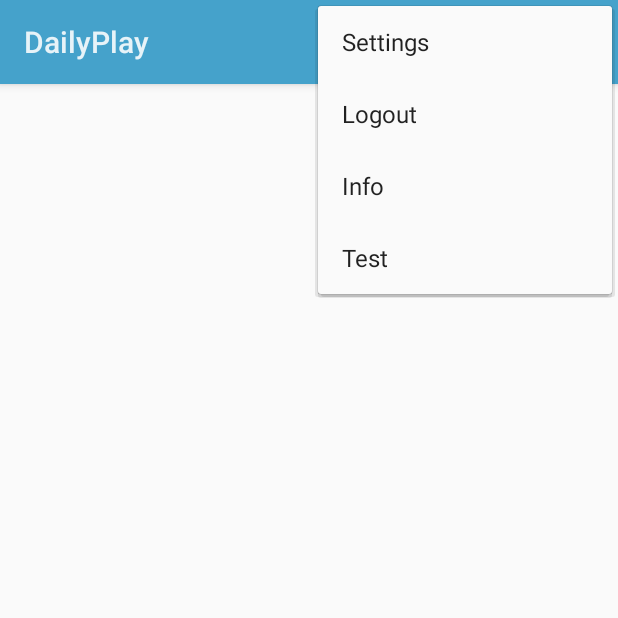
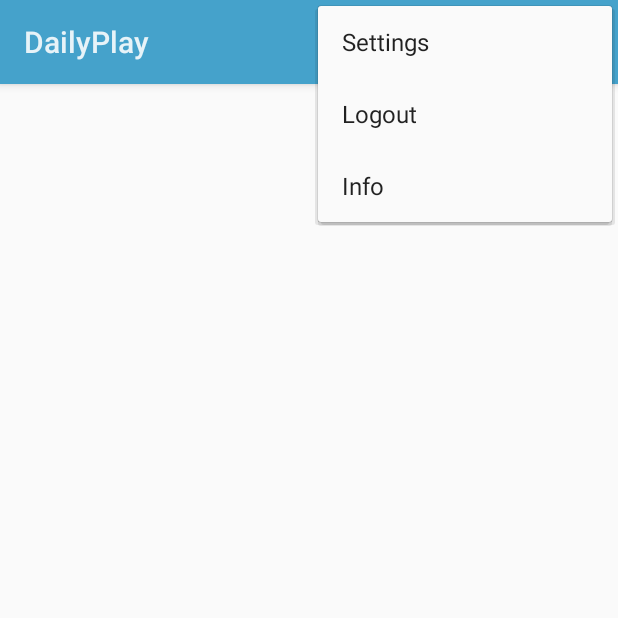
Before and after one commit to jordanbang/DailyPlay, an Android app: the screen it shows after launch (MainActivity), with the options menu open, on a phone screen of 412 x 824 dp, the top half of it. Run offline under Robolectric (Android 15) with nearby library versions, the light colour scheme and no system bars.

Commit message:
Removed the test function from the overflow menu [Finish #85843838]

```diff
--- a/app/src/main/java/com/daily/play/activities/MainActivity.java
+++ b/app/src/main/java/com/daily/play/activities/MainActivity.java
@@ -83,10 +83,6 @@
                 InformationDialogFragment infoDialogFragment = InformationDialogFragment.newInstance(false);
                 infoDialogFragment.show(fm, "info_dialog_fragment");
                 return true;
-            //TODO: Remove this test item
-            case R.id.test:
-                test();
-                break;
         }
         return super.onOptionsItemSelected(item);
     }
--- a/app/src/main/res/menu/main.xml
+++ b/app/src/main/res/menu/main.xml
@@ -16,10 +16,4 @@
           android:title="Info"
           android:orderInCategory="300"
           app:showAsAction="always"/>
-
-    <!-- TODO: Remove this item -->
-    <item android:id="@+id/test"
-          android:title="Test"
-          android:orderInCategory="400"
-          app:showAsAction="never"/>
 </menu>
```
